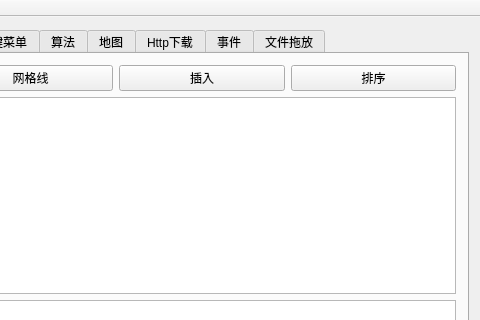
Before: the Qt Designer form mainwindow.ui in yangwanyang/QTTest, drawn with Qt 5; both pictures show x 419 to 899 and y 0 to 320 of the 899 by 542 pixel window.
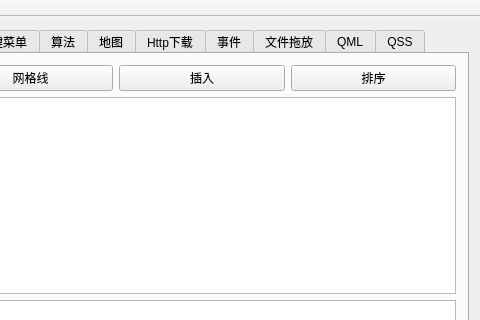
After: the same form once the commit is applied. The open tabs and pages were chosen to show the change. Custom widgets are drawn as their Qt base class.

What changed in the file:
```diff
--- a/mainwindow.ui
+++ b/mainwindow.ui
@@ -213,6 +213,16 @@
         <string>文件拖放</string>
        </attribute>
       </widget>
+      <widget class="CWidgetQML" name="tabQML">
+       <attribute name="title">
+        <string>QML</string>
+       </attribute>
+      </widget>
+      <widget class="CWidgetQSS" name="tabQSS">
+       <attribute name="title">
+        <string>QSS</string>
+       </attribute>
+      </widget>
      </widget>
     </item>
    </layout>
@@ -305,6 +315,18 @@
    <header>widgetdrop.h</header>
    <container>1</container>
   </customwidget>
+  <customwidget>
+   <class>CWidgetQML</class>
+   <extends>QWidget</extends>
+   <header>widgetqml.h</header>
+   <container>1</container>
+  </customwidget>
+  <customwidget>
+   <class>CWidgetQSS</class>
+   <extends>QWidget</extends>
+   <header>widgetqss.h</header>
+   <container>1</container>
+  </customwidget>
  </customwidgets>
  <resources/>
  <connections/>
```
Left out of the diff: 8 changed lines with no effect on the pictures.
